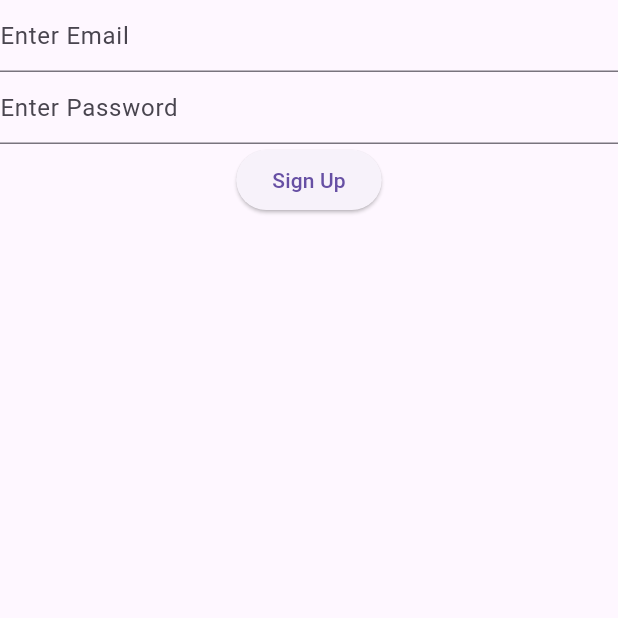
After one commit to Abhinav771/todo, a Flutter app: the SignUp screen opened directly, on a phone screen of 412 x 824 dp, the top half of it. The commit adds this screen. Run offline on Flutter 3.47's test engine with Material 3 defaults, Android fonts, the phone set to English and light mode, and no system bars; our stand-ins replace easy_date_timeline, firebase_auth, firebase_core, fl_chart, get, introduction_screen and 3 more; accounts and stored records are empty; network calls fail.

Commit message:
add signup and forgot password

```diff
--- a/lib/main.dart
+++ b/lib/main.dart
@@ -4,6 +4,7 @@ import 'package:firebase_core/firebase_core.dart';
 import 'package:flutter/cupertino.dart';
 // import 'package:flutter/foundation.dart';
 import 'package:flutter/material.dart';
+import 'package:get/get.dart';
 // import 'package:percent_indicator/percent_indicator.dart';
 // import 'package:easy_date_timeline/easy_date_timeline.dart';
 // import 'package:todo/resources/checkBox.dart';
@@ -30,7 +31,7 @@ void main() async {
         ChangeNotifierProvider<TaskList>(create: (_) => TaskList()),
         // ChangeNotifierProvider<CheckboxExample>(create: (_) => CheckboxExample()),
       ],
-      child:MaterialApp(home: LandingScreen(),),),);
+      child:GetMaterialApp(home: LandingScreen(),),),);
 }
 
 // class MyApp extends StatefulWidget {
--- a/lib/screens/login.dart
+++ b/lib/screens/login.dart
@@ -3,6 +3,10 @@
 import 'package:firebase_auth/firebase_auth.dart';
 import 'package:flutter/material.dart';
 import 'package:flutter/cupertino.dart';
+import 'package:get/get.dart';
+import 'package:get/get_core/src/get_main.dart';
+import 'package:todo/screens/forgot.dart';
+import 'package:todo/screens/signup.dart';
 
 class Login extends StatefulWidget {
   const Login({super.key});
@@ -34,6 +38,8 @@ class _LoginState extends State<Login> {
 
             ),
             ElevatedButton(onPressed: (()=>signIn()), child: Text('Login')),
+            ElevatedButton(onPressed: (()=>Get.to(SignUp())), child: Text('Register')),
+            ElevatedButton(onPressed: (()=>Get.to(Forgot())), child: Text('Forgot Password')),
           ],),
         ),
       ),
--- /dev/null
+++ b/lib/screens/signup.dart
@@ -0,0 +1,43 @@
+import 'package:firebase_auth/firebase_auth.dart';
+import 'package:flutter/material.dart';
+import 'package:get/get.dart';
+import 'package:todo/screens/wrapper.dart';
+
+class SignUp extends StatefulWidget {
+  const SignUp({super.key});
+
+  @override
+  State<SignUp> createState() => _SignUpState();
+}
+
+class _SignUpState extends State<SignUp> {
+  TextEditingController _email =TextEditingController();
+  TextEditingController _password =TextEditingController();
+  signup()async{
+    await FirebaseAuth.instance.createUserWithEmailAndPassword(email: _email.text, password: _password.text);
+    Get.offAll(Wrapper());
+  }
+  @override
+  Widget build(BuildContext context) {
+    return Scaffold(
+      body: SafeArea(
+        child: Form(
+          child: Column
+            (children: [
+              TextFormField(
+                controller: _email,
+                decoration: InputDecoration(hintText: 'Enter Email'),
+
+              ),
+              TextFormField(
+                controller: _password,
+                decoration: InputDecoration(hintText: 'Enter Password'),
+                obscureText: true,
+              ),
+              ElevatedButton(onPressed: (()=>signup()), child: Text('Sign Up')),
+          ],),
+        ),
+      ),
+    );
+  }
+}
--- a/pubspec.yaml
+++ b/pubspec.yaml
@@ -46,6 +46,7 @@ dependencies:
   firebase_core: ^3.1.1
   introduction_screen: ^3.1.14
   firebase_auth: ^5.1.1
+  get: ^4.6.6
 
 flutter_launcher_icons:
   android: "launcher_icon"
```
Also changed, not shown: lib/screens/forgot.dart (added, +35 -0 lines), pubspec.lock.
